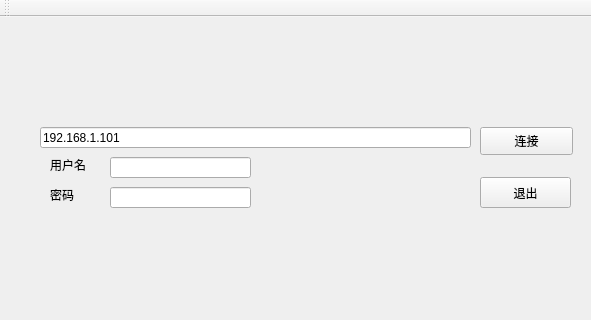
The window that mainwindow.ui (JaySaligia/ftp-server) describes before a commit, drawn with Qt 5; both pictures show x 0 to 591 and y 0 to 320 of the 897 by 568 pixel window.
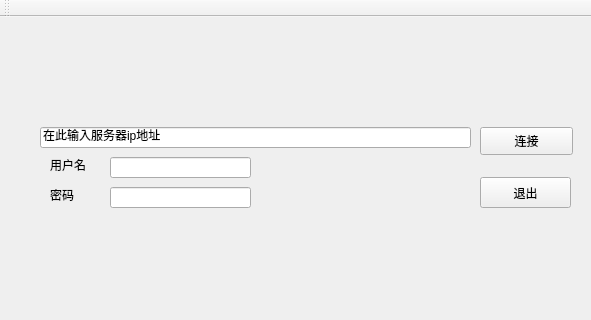
The same window after the commit.

The edit to the form file:
```diff
--- a/mainwindow.ui
+++ b/mainwindow.ui
@@ -24,7 +24,7 @@
      </rect>
     </property>
     <property name="text">
-     <string>192.168.1.101</string>
+     <string>在此输入服务器ip地址</string>
     </property>
    </widget>
    <widget class="QPushButton" name="linkButton">
```
